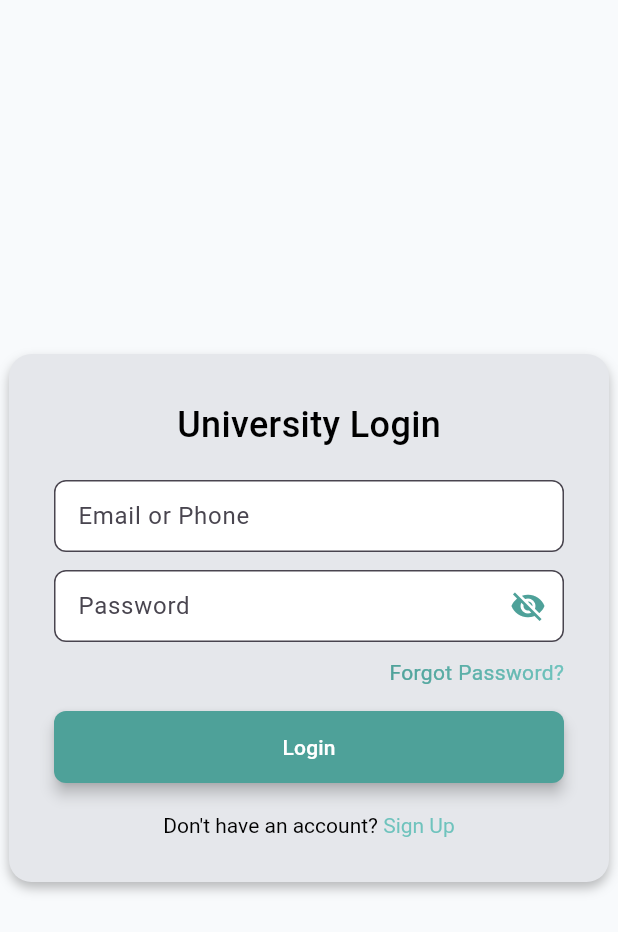
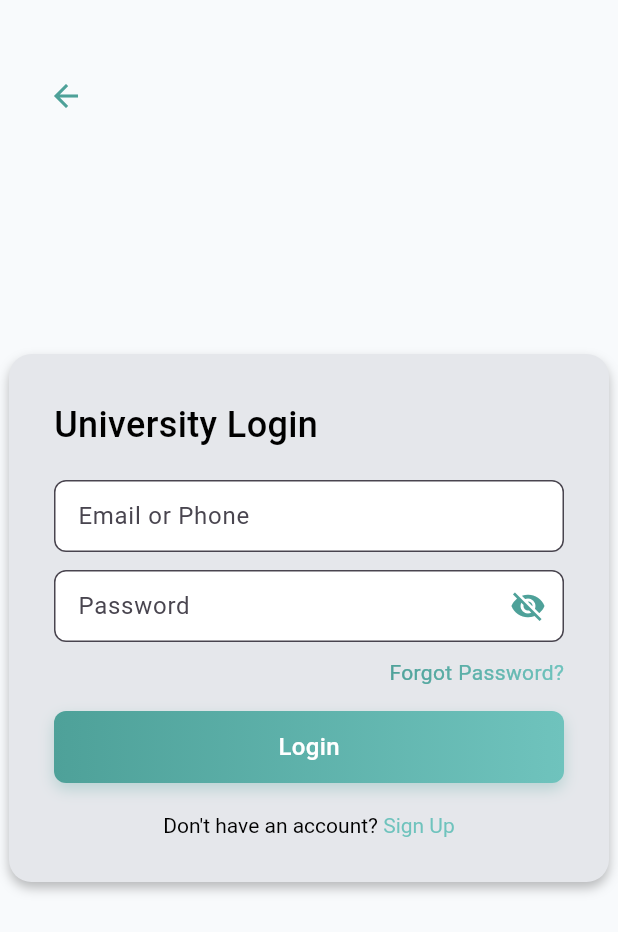
Before and after one commit to AnshRaj112/bitesbay_vendor_uni_portal, a Flutter app: the UniversityLogin screen opened directly, on a phone screen of 412 x 824 dp. Shown: the top 932 px of the screen. Run offline on Flutter 3.47's test engine with Material 3 defaults, Android fonts, the phone set to English and light mode, and no system bars; our stand-ins replace another_flushbar, fluttertoast, shared_preferences; accounts and stored records are empty; network calls fail.

Commit message:
fixing login page

```diff
--- a/lib/Login/UniversityLogin.dart
+++ b/lib/Login/UniversityLogin.dart
@@ -177,7 +177,17 @@ class _LoginScreenState extends State<UniversityLogin> {
   Widget build(BuildContext context) {
     return Scaffold(
       backgroundColor: const Color(0xFFF8FAFC),
-      body: Center(
+      body: Stack(
+        children: [
+          Positioned(
+            top: 40,
+            left: 20,
+            child: IconButton(
+              icon: const Icon(Icons.arrow_back, color: Color(0xFF4EA199)),
+              onPressed: () => Navigator.pushNamed(context, '/'),
+            ),
+          ),
+          Center(
             child: Container(
               constraints: const BoxConstraints(maxWidth: 400),
               padding: const EdgeInsets.all(30),
@@ -194,7 +204,9 @@ class _LoginScreenState extends State<UniversityLogin> {
               ),
               child: Column(
                 mainAxisSize: MainAxisSize.min,
+                crossAxisAlignment: CrossAxisAlignment.start,
                 children: [
+                  // Title
                   ShaderMask(
                     shaderCallback: (bounds) => const LinearGradient(
                       colors: [Colors.black, Colors.black],
@@ -208,6 +220,7 @@ class _LoginScreenState extends State<UniversityLogin> {
                     ),
                   ),
                   const SizedBox(height: 20),
+                  // Email or Phone Field
                   TextField(
                     controller: identifierController,
                     keyboardType: TextInputType.emailAddress,
@@ -216,8 +229,8 @@ class _LoginScreenState extends State<UniversityLogin> {
                       hintText: 'Email or Phone',
                       filled: true,
                       fillColor: Colors.white,
-                  contentPadding:
-                      const EdgeInsets.symmetric(horizontal: 12, vertical: 12),
+                      contentPadding: const EdgeInsets.symmetric(
+                          horizontal: 12, vertical: 12),
                       border: OutlineInputBorder(
                         borderRadius: BorderRadius.circular(8),
                         borderSide: const BorderSide(
@@ -225,12 +238,13 @@ class _LoginScreenState extends State<UniversityLogin> {
                       ),
                       focusedBorder: OutlineInputBorder(
                         borderRadius: BorderRadius.circular(8),
-                    borderSide:
-                        const BorderSide(color: Color(0xFF4EA199), width: 1.5),
+                        borderSide: const BorderSide(
+                            color: Color(0xFF4EA199), width: 1.5),
                       ),
                     ),
                   ),
                   const SizedBox(height: 12),
+                  // Password Field
                   Stack(
                     alignment: Alignment.centerRight,
                     children: [
@@ -259,7 +273,9 @@ class _LoginScreenState extends State<UniversityLogin> {
                       ),
                       IconButton(
                         icon: Icon(
-                        showPassword ? Icons.visibility : Icons.visibility_off,
+                            showPassword
+                                ? Icons.visibility
+                                : Icons.visibility_off,
                             color: const Color(0xFF4EA199)),
                         onPressed: () =>
                             setState(() => showPassword = !showPassword),
@@ -267,10 +283,12 @@ class _LoginScreenState extends State<UniversityLogin> {
                     ],
                   ),
                   const SizedBox(height: 10),
+                  // Forgot Password
                   Align(
                     alignment: Alignment.centerRight,
                     child: GestureDetector(
-                  onTap: () => Navigator.pushNamed(context, '/forgotpassword'),
+                      onTap: () =>
+                          Navigator.pushNamed(context, '/forgotpassword'),
                       child: ShaderMask(
                         shaderCallback: (bounds) => const LinearGradient(
                           colors: [Color(0xFF4EA199), Color(0xFF6FC3BD)],
@@ -283,20 +301,47 @@ class _LoginScreenState extends State<UniversityLogin> {
                     ),
                   ),
                   const SizedBox(height: 16),
-              ElevatedButton(
-                style: ElevatedButton.styleFrom(
-                  backgroundColor: const Color(0xFF4EA199),
-                  foregroundColor: Colors.white,
-                  minimumSize: const Size(double.infinity, 48),
-                  shape: RoundedRectangleBorder(
-                      borderRadius: BorderRadius.circular(8)),
-                  elevation: 4,
+                  // Login Button
+                  GestureDetector(
+                    onTap: isLoading ? null : handleLogin,
+                    child: AnimatedContainer(
+                      duration: const Duration(milliseconds: 200),
+                      width: double.infinity,
+                      height: 48,
+                      decoration: BoxDecoration(
+                        gradient: const LinearGradient(
+                          colors: [Color(0xFF4EA199), Color(0xFF6FC3BD)],
+                          begin: Alignment.centerLeft,
+                          end: Alignment.centerRight,
                         ),
-                onPressed: isLoading ? null : handleLogin,
-                child: Text(isLoading ? 'Logging in...' : 'Login'),
+                        borderRadius: BorderRadius.circular(8),
+                        boxShadow: [
+                          if (!isLoading)
+                            const BoxShadow(
+                              color: Color.fromRGBO(78, 161, 153, 0.3),
+                              offset: Offset(0, 4),
+                              blurRadius: 8,
                             ),
+                        ],
+                      ),
+                      child: Center(
+                        child: Text(
+                          isLoading ? 'Logging in...' : 'Login',
+                          style: const TextStyle(
+                            color: Colors.white,
+                            fontSize: 16,
+                            fontWeight: FontWeight.w500,
+                          ),
+                        ),
+                      ),
+                    ),
+                  ),
+
                   const SizedBox(height: 20),
-              GestureDetector(
+
+                  Align(
+                    alignment: Alignment.center,
+                    child: GestureDetector(
                       onTap: () => Navigator.pushNamed(context, '/signup'),
                       child: RichText(
                         text: TextSpan(
@@ -307,12 +352,17 @@ class _LoginScreenState extends State<UniversityLogin> {
                               text: 'Sign Up',
                               style: TextStyle(
                                 foreground: Paint()
-                            ..shader = LinearGradient(
-                              colors: [Color(0xFF4EA199), Color(0xFF6FC3BD)],
-                            ).createShader(Rect.fromLTWH(0, 0, 200, 70)),
+                                  ..shader = const LinearGradient(
+                                    colors: [
+                                      Color(0xFF4EA199),
+                                      Color(0xFF6FC3BD)
+                                    ],
+                                  ).createShader(
+                                      const Rect.fromLTWH(0, 0, 200, 70)),
                               ),
                             ),
                           ],
+                        ),
                       ),
                     ),
                   )
@@ -320,6 +370,8 @@ class _LoginScreenState extends State<UniversityLogin> {
               ),
             ),
           ),
+        ],
+      ),
     );
   }
 }
```
Also changed, not shown: lib/Login/VendorLogin.dart (+73 -21 lines). Lines whose indentation alone changed are shown as unchanged.
